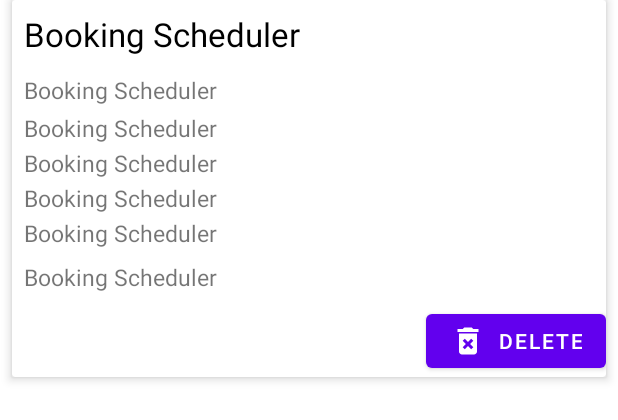
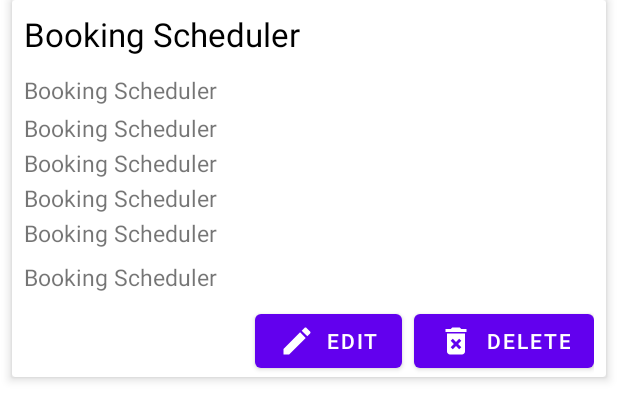
Before and after one commit to adityamhatre/VSBookingSchedular, an Android app: the layout booking_details_card.xml on its own in the app's theme, with its tools: preview values and no code run, on a phone screen of 412 x 824 dp. Shown: the top 420 px of the screen. Run offline under Robolectric (Android 15) with nearby library versions, the phone set to English and light mode, and no system bars.

Commit message:
added edit button functionality

```diff
--- a/app/src/main/java/com/adityamhatre/bookingscheduler/dtos/BookingDetails.kt
+++ b/app/src/main/java/com/adityamhatre/bookingscheduler/dtos/BookingDetails.kt
@@ -17,7 +17,7 @@ data class BookingDetails(
     val advancePaymentInfo: AdvancePayment,
     val phoneNumber: String,
     val bookingIdOnGoogle: String,
-    val eventIds: ArrayList<Pair<String,String>>
+    val eventIds: ArrayList<Pair<String,String>> //calendarId, eventId
     //ADD NEW FIELDS IN DESERIALIZER
 ) : Serializable
 
--- a/app/src/main/java/com/adityamhatre/bookingscheduler/service/AppFirebaseMessagingService.kt
+++ b/app/src/main/java/com/adityamhatre/bookingscheduler/service/AppFirebaseMessagingService.kt
@@ -26,7 +26,7 @@ class AppFirebaseMessagingService : FirebaseMessagingService() {
                     NotificationCompat.BigTextStyle()
                         .bigText("From ${remoteMessage.data["checkIn"]} to ${remoteMessage.data["checkOut"]}")
                 )
-                .setPriority(NotificationCompat.PRIORITY_DEFAULT)
+                .setPriority(NotificationCompat.PRIORITY_HIGH)
 
         with(NotificationManagerCompat.from(this)) {
             notify(Random.nextInt(100), builder.build())
--- a/app/src/main/java/com/adityamhatre/bookingscheduler/service/BookingsService.kt
+++ b/app/src/main/java/com/adityamhatre/bookingscheduler/service/BookingsService.kt
@@ -146,4 +146,8 @@ class BookingsService {
     fun removeBooking(bookingDetails: BookingDetails) {
         calendarService.removeBooking(bookingDetails)
     }
+
+    fun updateBooking(bookingDetails: BookingDetails) {
+        calendarService.updateBooking(bookingDetails)
+    }
 }
--- /dev/null
+++ b/app/src/main/res/drawable/edit.xml
@@ -0,0 +1,5 @@
+<vector android:height="24dp" android:tint="#FDFDFD"
+    android:viewportHeight="24" android:viewportWidth="24"
+    android:width="24dp" xmlns:android="http://schemas.android.com/apk/res/android">
+    <path android:fillColor="@android:color/white" android:pathData="M3,17.25V21h3.75L17.81,9.94l-3.75,-3.75L3,17.25zM20.71,7.04c0.39,-0.39 0.39,-1.02 0,-1.41l-2.34,-2.34c-0.39,-0.39 -1.02,-0.39 -1.41,0l-1.83,1.83 3.75,3.75 1.83,-1.83z"/>
+</vector>
--- a/app/src/main/res/layout/booking_details_card.xml
+++ b/app/src/main/res/layout/booking_details_card.xml
@@ -89,13 +89,30 @@
             android:text="@string/app_name"
             android:textSize="15sp" />
 
-        <com.google.android.material.button.MaterialButton
-            android:layout_width="wrap_content"
+        <LinearLayout
+            android:layout_width="match_parent"
             android:layout_height="wrap_content"
-            android:layout_gravity="end"
-            android:text="@string/delete"
-            android:id="@+id/delete_button"
-            app:icon="@drawable/delete" />
+            android:gravity="end"
+            android:orientation="horizontal"
+            android:paddingStart="8dp"
+            android:paddingEnd="8dp">
+
+            <com.google.android.material.button.MaterialButton
+                android:id="@+id/edit_button"
+                android:layout_width="wrap_content"
+                android:layout_height="wrap_content"
+                android:layout_marginEnd="8dp"
+                android:text="@string/edit"
+                app:icon="@drawable/edit" />
+
+            <com.google.android.material.button.MaterialButton
+                android:id="@+id/delete_button"
+                android:layout_width="wrap_content"
+                android:layout_height="wrap_content"
+                android:text="@string/delete"
+                app:icon="@drawable/delete" />
+        </LinearLayout>
+
     </LinearLayout>
 
 
--- a/app/src/main/res/values/strings.xml
+++ b/app/src/main/res/values/strings.xml
@@ -35,5 +35,6 @@
     <string name="delete">Delete</string>
     <string name="booking_created">Booking Created</string>
     <string name="booking_created_channel_id">35ae74c9-cd06-40d5-9c87-5d984ef8fa5a</string>
+    <string name="edit">Edit</string>
 
 </resources>
```
Also changed, not shown: app/src/main/java/com/adityamhatre/bookingscheduler/adapters/BookingListAdapter.kt (+5 -2 lines), app/src/main/java/com/adityamhatre/bookingscheduler/googleapi/CalendarService.kt (+10 -0 lines), app/src/main/java/com/adityamhatre/bookingscheduler/ui/viewmodels/ListOfBookingsViewModel.kt (+5 -2 lines), app/src/main/java/com/adityamhatre/bookingscheduler/ui/viewmodels/NewBookingDetailsViewModel.kt (+17 -0 lines), app/src/main/java/com/adityamhatre/bookingscheduler/ui/views/ListOfBookingsFragment.kt (+12 -1 lines), app/src/main/java/com/adityamhatre/bookingscheduler/ui/views/NewBookingDetailsFragment.kt (+67 -7 lines).
